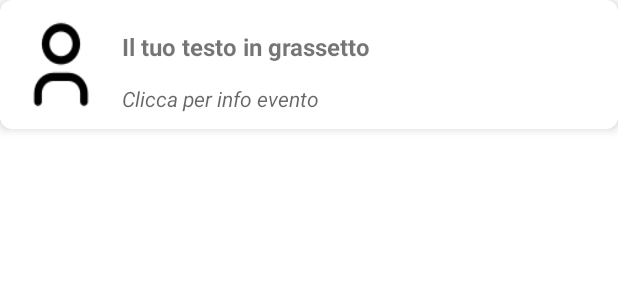
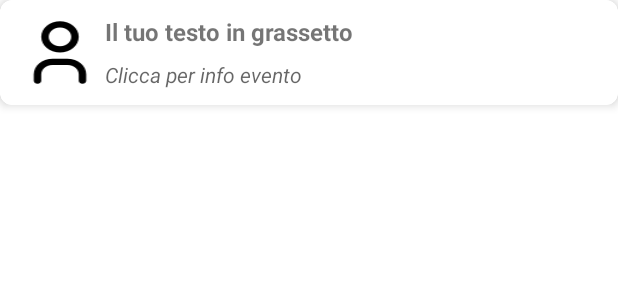
Before and after one commit to lorenzobruni-dev/go-out-bruni-favarin, an Android app: the layout contact_item.xml on its own in the app's theme, with its tools: preview values and no code run, on a phone screen of 412 x 824 dp. Shown: the top 300 px of the screen. Run offline under Robolectric (Android 15) with nearby library versions, the phone set to English and light mode, and no system bars.

Commit message:
Ultimi fix UI

```diff
--- a/app/src/main/java/go/out/application/EventAdapter.kt
+++ b/app/src/main/java/go/out/application/EventAdapter.kt
@@ -59,8 +59,6 @@ class EventAdapter(
             return
         }
 
-        Log.d(TAG , boolean.toString())
-
 
         FirebaseDBHelper.getUtenteDaID(selectedEvent.creatore!!) { user ->
             val alertDialogBuilder = AlertDialog.Builder(adapterContext)
--- a/app/src/main/res/layout/contact_item.xml
+++ b/app/src/main/res/layout/contact_item.xml
@@ -17,8 +17,8 @@
 
         <ImageView
             android:id="@+id/imageView"
-            android:layout_width="61dp"
-            android:layout_height="66dp"
+            android:layout_width="60dp"
+            android:layout_height="wrap_content"
             android:layout_alignParentStart="true"
             android:layout_alignParentTop="true"
             android:scaleType="fitXY"
@@ -30,7 +30,6 @@
             android:layout_height="wrap_content"
             android:layout_toEndOf="@id/imageView"
             android:textSize="16sp"
-            android:padding="10dp"
             android:text="Il tuo testo in grassetto"
             android:textStyle="bold" />
 
@@ -40,8 +39,7 @@
             android:layout_height="wrap_content"
             android:layout_below="@id/textNome"
             android:layout_toEndOf="@id/imageView"
-            android:layout_marginTop="4dp"
-            android:layout_marginLeft="10dp"
+            android:layout_marginTop="8dp"
             android:text="Clicca per info evento"
             android:textAppearance="@android:style/TextAppearance.Small"
             android:textStyle="italic" />
```
